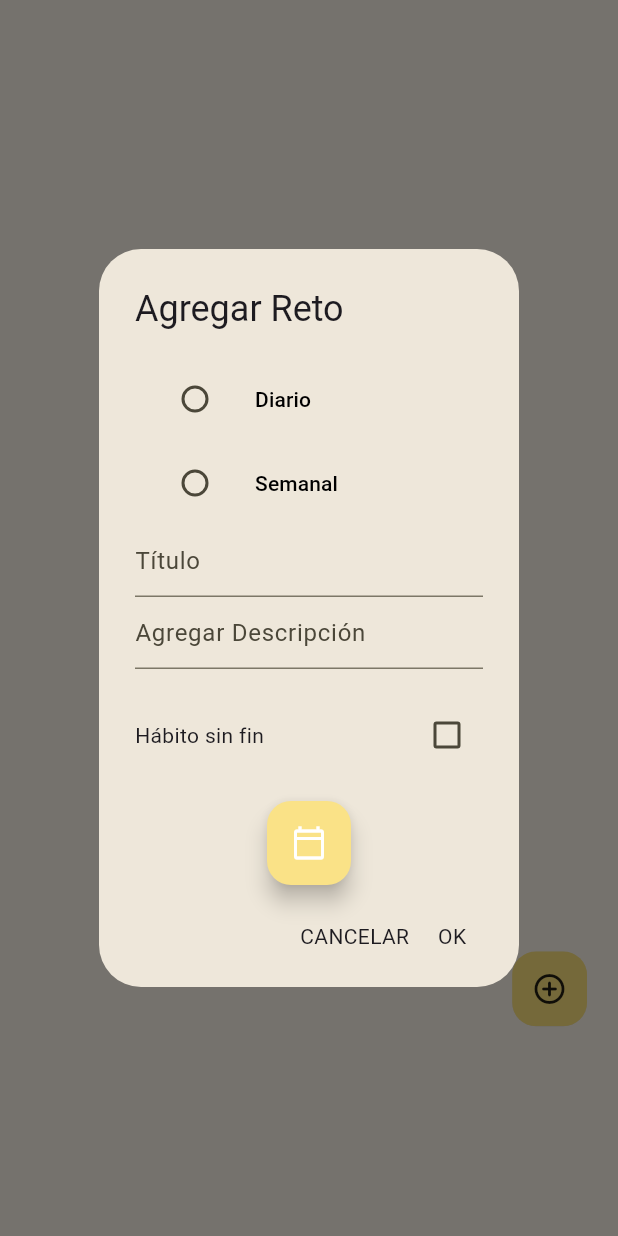
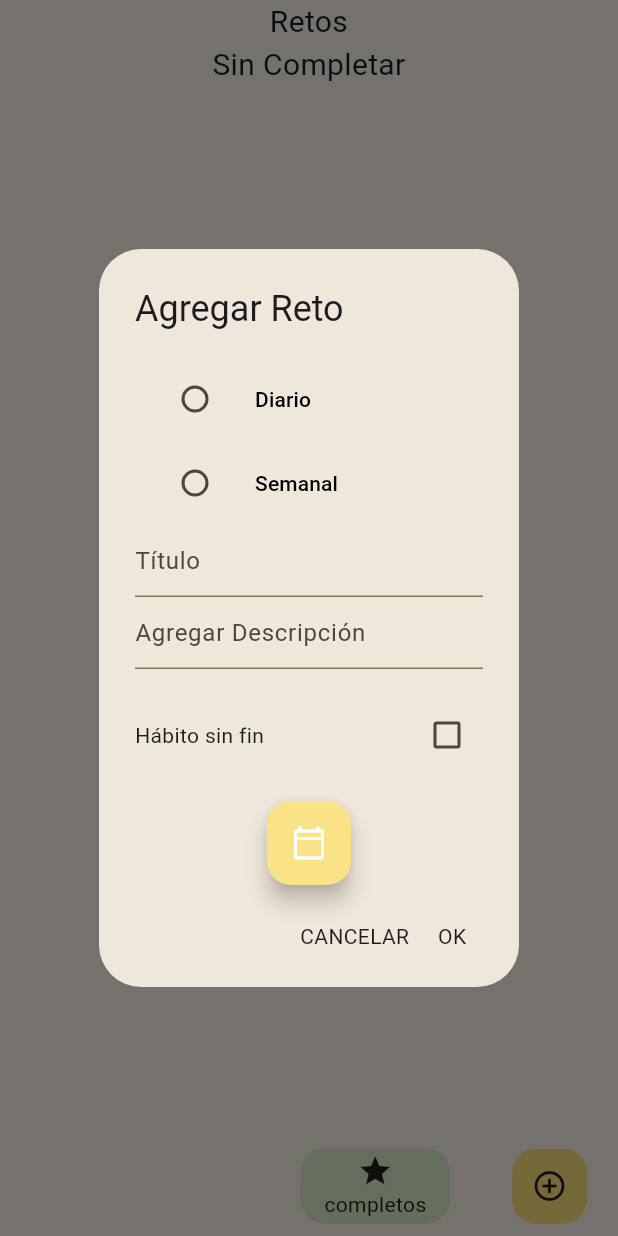
Before and after one commit to DiegoJarquin/habitum, a Flutter app: the Retos screen opened directly with empty values, after a tap on the "add circle outline" icon, on a phone screen of 412 x 824 dp. Run offline on Flutter 3.47's test engine with Material 3 defaults, Android fonts, the light colour scheme and no system bars; our stand-ins replace cloud_firestore, expansion_tile_card, firebase_auth, firebase_core, google_fonts and 3 more; missing offline and left inert: custom_date_range_picker, dart:ffi; accounts and stored records are empty; network calls fail; Roboto replaces fonts that are missing (Ubuntu).

Commit message:
Cantidad de completados agregada al inicio, opcion a completar reto diario. Ventana nueva para completar

```diff
--- a/lib/screens/home.dart
+++ b/lib/screens/home.dart
@@ -199,7 +199,8 @@ class _MyHomePageState extends State<Home> {
                 // Update the state of the app
                 _onItemTapped(3);
                 // Then close the drawer
-                Navigator.of(context).popUntil(ModalRoute.withName('/'));
+                Navigator.of(context).pushNamedAndRemoveUntil('/login', (r) => r == null);
+
               },
             ),
           ],
--- a/lib/screens/login.dart
+++ b/lib/screens/login.dart
@@ -7,9 +7,7 @@ import 'crear_cuenta.dart';
 import 'home.dart';
 
 class Login extends StatefulWidget {
-  const Login({required this.navigatorKey});
 
-  final GlobalKey<NavigatorState> navigatorKey;
 
   @override
   State<Login> createState() => _MyHomePageState();
--- a/lib/screens/retos.dart
+++ b/lib/screens/retos.dart
@@ -3,6 +3,7 @@ import 'package:custom_date_range_picker/custom_date_range_picker.dart';
 import 'package:expansion_tile_card/expansion_tile_card.dart';
 import 'package:flutter/cupertino.dart';
 import 'package:flutter/material.dart';
+import 'package:habitum/screens/retoscompletos.dart';
 
 class Retos extends StatefulWidget {
   const Retos({super.key, required this.uid});
@@ -29,8 +30,11 @@ class _RetosState extends State<Retos> {
 
   @override
   Widget build(BuildContext context) {
-    final Stream<QuerySnapshot> _usersStream = FirebaseFirestore.instance.collection('habitos').doc(widget.uid).collection('habitos').orderBy('creacion',descending: false).snapshots();
-    CollectionReference users = FirebaseFirestore.instance.collection('habitos').doc(widget.uid).collection('habitos');
+    final uid = widget.uid;
+    final Stream<QuerySnapshot> _usersStreamFalse = FirebaseFirestore.instance.collection('habitos').doc(uid).collection('habitos').where('completado', isEqualTo: false).snapshots();
+    final Stream<QuerySnapshot> _usersStream = FirebaseFirestore.instance.collection('habitos').doc(uid).collection('habitos').where('completado', isEqualTo: true).snapshots();
+    CollectionReference users = FirebaseFirestore.instance.collection('habitos').doc(uid).collection('habitos');
+
     Future<void> addReto() {
 
       return users
@@ -76,33 +80,21 @@ class _RetosState extends State<Retos> {
 
         child: Container(
           //TODO retos completados
-            child: Expanded(
-              child: SingleChildScrollView(
+            child: Stack(
+              alignment: Alignment.center,
+              // mainAxisAlignment: MainAxisAlignment.center,
+              // crossAxisAlignment: CrossAxisAlignment.center,
+              children: [
+                Column(
 
-                child: Column(
-                  mainAxisAlignment: MainAxisAlignment.center,
-                  crossAxisAlignment: CrossAxisAlignment.center,
                   children: [
-                    Container(
-
+                    SizedBox(
+                      width: MediaQuery.of(context).size.width*0.5,
+                      child: Text('Retos\nSin Completar', textAlign: TextAlign.center, style: TextStyle(fontSize: 20),),
                     ),
-                    Stack(
-                      children: [
-                        //listado de los retos agregados
-                        SizedBox(
-                          height: MediaQuery.of(context).size.height*0.6,
-                          width: MediaQuery.of(context).size.width*1,
-                          child: Expanded(
-                            child: Container(
-                              padding: EdgeInsets.symmetric(horizontal: MediaQuery.sizeOf(context).width*0.05, vertical: MediaQuery.of(context).size.height*0.01),
-                              width: MediaQuery.sizeOf(context).width,
-                              decoration:  const BoxDecoration(
-                                borderRadius: BorderRadius.all(Radius.circular(5)),
-                              ), // button width and height
-                              height: MediaQuery.sizeOf(context).height,
-                              // color: Colors.white,
+                    Expanded(
                         child: StreamBuilder<QuerySnapshot>(
-                                stream: _usersStream,
+                          stream: _usersStreamFalse,
                           builder: (BuildContext context, AsyncSnapshot<QuerySnapshot> snapshot) {
                             if (snapshot.hasError) {
                               return const Text('Something went wrong');
@@ -114,8 +106,9 @@ class _RetosState extends State<Retos> {
 
 
                             return ListView(
+                              shrinkWrap: true,
 
-                                    clipBehavior: Clip.none,
+                              // clipBehavior: Clip.none,
                               children: snapshot.data!.docs.map((DocumentSnapshot document) {
                                 Map<String, dynamic> data = document.data()! as Map<String, dynamic>;
 
@@ -148,13 +141,13 @@ class _RetosState extends State<Retos> {
                                               InkWell(
                                                 child: const Text('OK   '),
                                                 onTap: () async {
-                                                        final navigator = Navigator.of(context);
+                                                  // final navigator = Navigator.of(context);
                                                   try {
                                                     await descompletarReto(document.id);
-                                                          navigator.pop();
                                                   }catch (e){
                                                     return null;
                                                   }
+                                                  Navigator.of(context).pop();
 
                                                 },
                                               ),
@@ -289,13 +282,51 @@ class _RetosState extends State<Retos> {
                         ),
                     ),
 
-                          ),
-                        ),
+
 
                   ],
                 ),
 
-                    //Boton para agregar retos
+
+                Stack(
+                  children: [
+                    Row(
+                      mainAxisAlignment: MainAxisAlignment.end,
+                      children: [
+                        //Boton vista de completados
+                        Align(
+                          alignment: Alignment.bottomLeft,
+                          child: Container(
+                            padding: EdgeInsets.symmetric(horizontal: (MediaQuery.sizeOf(context).width<500) ? MediaQuery.sizeOf(context).width*0.05 : MediaQuery.sizeOf(context).width*0.05, vertical: MediaQuery.sizeOf(context).height*0.01),
+                            child: ClipRRect(
+                              borderRadius: const BorderRadius.all(Radius.circular(16)),
+                              child: Material(
+                                elevation: 10,
+                                shadowColor: Colors.black54,
+                                color: Colors.lightGreen.shade100, // button color
+                                child: InkWell(
+                                  splashColor: Colors.amberAccent, // splash color
+                                  onTap: () {
+                                    Navigator.of(context).push(MaterialPageRoute(builder: (context) => RetosCompletos(uid: uid)));
+                                  }, // button pressed
+                                  child:
+                                   const SizedBox(
+                                    width: 100,
+                                    height: 50,
+                                    child: Column(
+                                      mainAxisAlignment: MainAxisAlignment.center,
+                                      children: <Widget>[
+                                        Icon(Icons.star,), // icon
+                                        Text("completos", style: TextStyle(),), // text
+                                      ],
+                                    ),
+                                  ),
+                                ),
+                              ),
+                            ),
+                          ),
+                        ),
+                        //agregar retos
                         Align(
                           alignment: Alignment.bottomRight,
                           child: Container(
@@ -453,6 +484,16 @@ class _RetosState extends State<Retos> {
                             ),
                           ),
                         ),
+                      ],
+                    ),
+                    //listado de los retos agregados
+
+
+                  ],
+                ),
+
+                //Boton para agregar retos
+
 
 
 
@@ -460,9 +501,7 @@ class _RetosState extends State<Retos> {
 
 
               ],
-                ),
-              ),
-            )        ),
+            ),       ),
 
       ),
 
```
Also changed, not shown: lib/main.dart (+4 -18 lines), lib/screens/retoscompletos.dart (added, +356 -0 lines). Lines whose indentation alone changed are shown as unchanged.
